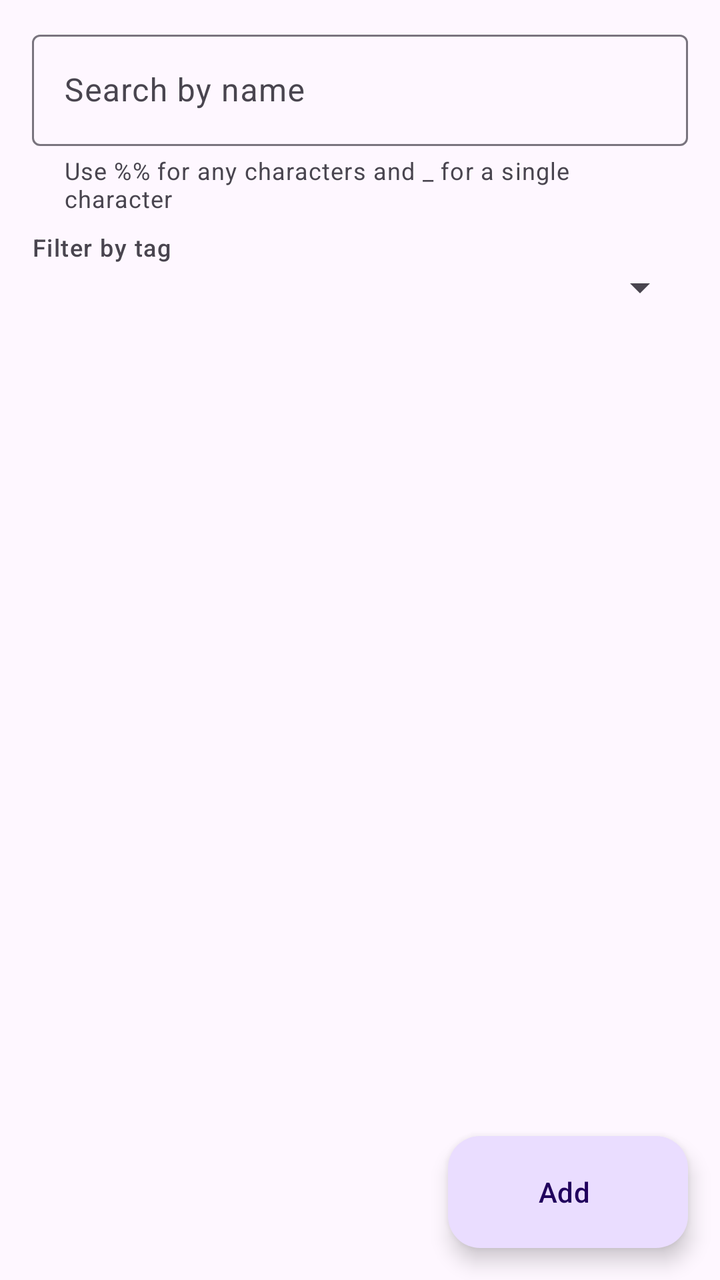
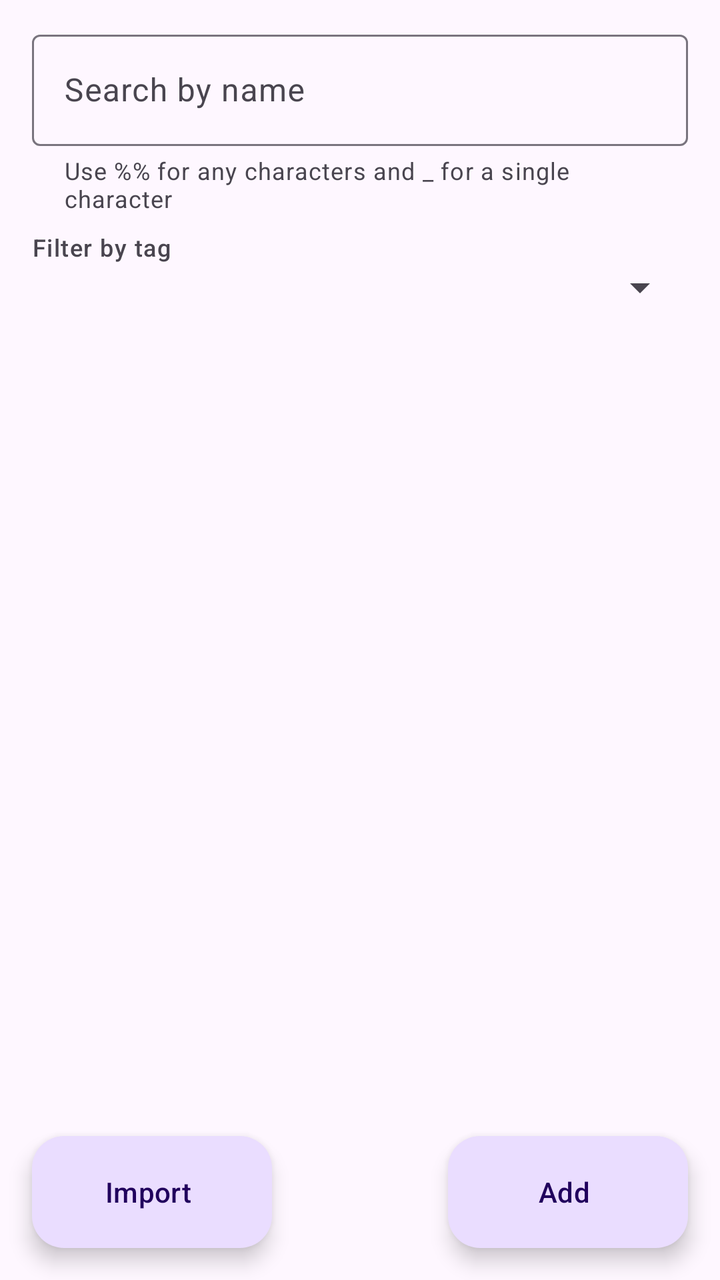

The first picture is an Android layout as it rendered before a commit; the second is the same layout after the commit. The layout source and the unified diff follow.
<!-- AndroidManifest.xml: application theme Theme.MemForce -->
<!-- res/layout/activity_question_list.xml -->
<?xml version="1.0" encoding="utf-8"?>
<LinearLayout xmlns:android="http://schemas.android.com/apk/res/android"
    xmlns:app="http://schemas.android.com/apk/res-auto"
    android:layout_width="match_parent"
    android:layout_height="match_parent"
    android:orientation="vertical">

    <com.google.android.material.textfield.TextInputLayout
        android:id="@+id/searchLayout"
        style="@style/Widget.Material3.TextInputLayout.OutlinedBox"
        android:layout_width="match_parent"
        android:layout_height="wrap_content"
        android:layout_marginHorizontal="16dp"
        android:layout_marginTop="12dp"
        android:hint="@string/search_by_name"
        app:helperText="@string/search_wildcard_help"
        app:helperTextEnabled="true">

        <com.google.android.material.textfield.TextInputEditText
            android:id="@+id/searchInput"
            android:layout_width="match_parent"
            android:layout_height="wrap_content"
            android:imeOptions="actionSearch"
            android:inputType="text"
            android:maxLines="1" />

    </com.google.android.material.textfield.TextInputLayout>

    <TextView
        android:layout_width="wrap_content"
        android:layout_height="wrap_content"
        android:layout_marginHorizontal="16dp"
        android:layout_marginTop="8dp"
        android:text="@string/search_filter_by_tag"
        android:textAppearance="?attr/textAppearanceLabelMedium" />

    <Spinner
        android:id="@+id/tagFilter"
        android:layout_width="match_parent"
        android:layout_height="wrap_content"
        android:layout_marginHorizontal="16dp" />

    <FrameLayout
        android:layout_width="match_parent"
        android:layout_height="0dp"
        android:layout_weight="1">

        <androidx.recyclerview.widget.RecyclerView
            android:id="@+id/list"
            android:layout_width="match_parent"
            android:layout_height="match_parent"
            android:clipToPadding="false"
            android:paddingBottom="88dp" />

        <TextView
            android:id="@+id/emptyView"
            android:layout_width="wrap_content"
            android:layout_height="wrap_content"
            android:layout_gravity="center"
            android:text="@string/empty_no_results"
            android:textAppearance="?attr/textAppearanceBodyMedium"
            android:visibility="gone" />

        <com.google.android.material.floatingactionbutton.ExtendedFloatingActionButton
            android:id="@+id/addButton"
            android:layout_width="wrap_content"
            android:layout_height="wrap_content"
            android:layout_gravity="bottom|end"
            android:layout_margin="16dp"
            android:text="@string/action_add" />

    </FrameLayout>

</LinearLayout>
<!-- resources referenced by this layout -->
<resources>
  <string name="action_add">Add</string>
  <string name="empty_no_results">Nothing matches this search</string>
  <string name="search_by_name">Search by name</string>
  <string name="search_filter_by_tag">Filter by tag</string>
  <string name="search_wildcard_help">Use %% for any characters and _ for a single character</string>
  <style name="Theme.MemForce" parent="Theme.Material3.Light.NoActionBar" />
</resources>

<!-- the commit's change to res/layout/activity_question_list.xml (unified diff, before → after) -->
@@ -62,6 +62,14 @@
             android:visibility="gone" />
 
         <com.google.android.material.floatingactionbutton.ExtendedFloatingActionButton
+            android:id="@+id/importButton"
+            android:layout_width="wrap_content"
+            android:layout_height="wrap_content"
+            android:layout_gravity="bottom|start"
+            android:layout_margin="16dp"
+            android:text="@string/action_import" />
+
+        <com.google.android.material.floatingactionbutton.ExtendedFloatingActionButton
             android:id="@+id/addButton"
             android:layout_width="wrap_content"
             android:layout_height="wrap_content"
<!-- resource entries referenced after the edit -->
@@ -1,6 +1,7 @@
 <!-- resources referenced by this layout -->
 <resources>
   <string name="action_add">Add</string>
+  <string name="action_import">Import</string>
   <string name="empty_no_results">Nothing matches this search</string>
   <string name="search_by_name">Search by name</string>
   <string name="search_filter_by_tag">Filter by tag</string>
